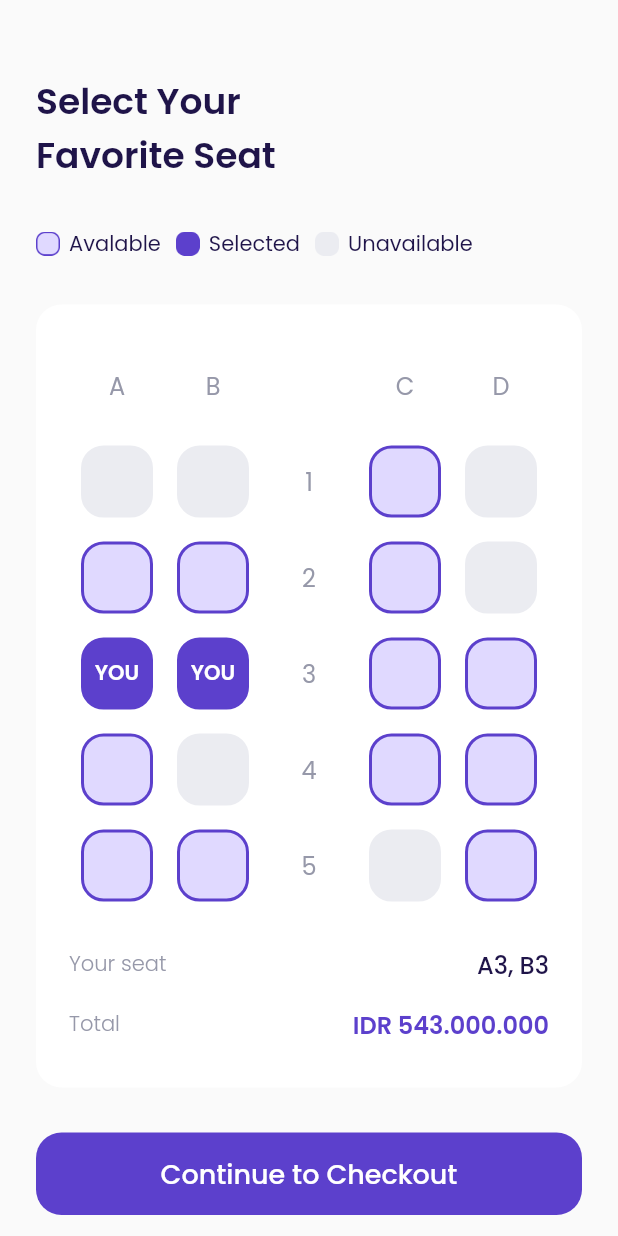
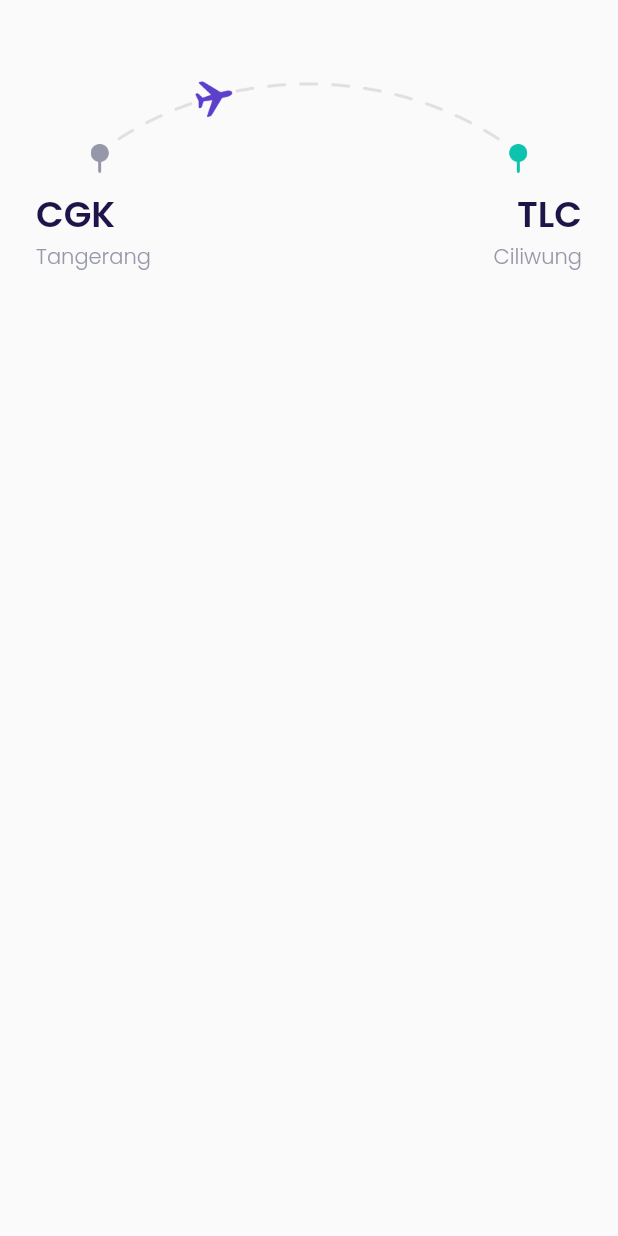
Before and after one commit to gitriant/airplane, a Flutter app: the ChooseSeatPage screen opened directly, after a tap on "Continue to Checkout", on a phone screen of 412 x 824 dp. Run offline on Flutter 3.47's test engine with Material 2 defaults, Android fonts, the phone set to English and light mode, and no system bars; our stand-ins replace google_fonts.

Commit message:
checkout page route

```diff
--- /dev/null
+++ b/lib/ui/pages/checkout_page.dart
@@ -0,0 +1,67 @@
+import 'package:airplane/shared/theme.dart';
+import 'package:flutter/material.dart';
+
+class CheckoutPage extends StatelessWidget {
+  const CheckoutPage({Key? key}) : super(key: key);
+
+  @override
+  Widget build(BuildContext context) {
+    Widget route() {
+      return Container(
+        margin: EdgeInsets.only(top: 50),
+        child: Column(
+          children: [
+            Container(
+              width: 291,
+              height: 65,
+              margin: EdgeInsets.only(bottom: 10),
+              decoration: BoxDecoration(
+                  image: DecorationImage(
+                      image: AssetImage('assets/image_checkout.png'))),
+            ),
+            Row(
+              mainAxisAlignment: MainAxisAlignment.spaceBetween,
+              children: [
+                Column(
+                  crossAxisAlignment: CrossAxisAlignment.start,
+                  children: [
+                    Text(
+                      'CGK',
+                      style: blackTextStyle.copyWith(
+                          fontSize: 24, fontWeight: semiBold),
+                    ),
+                    Text(
+                      'Tangerang',
+                      style: greyTextStyle.copyWith(fontWeight: light),
+                    ),
+                  ],
+                ),
+                Column(
+                  crossAxisAlignment: CrossAxisAlignment.end,
+                  children: [
+                    Text(
+                      'TLC',
+                      style: blackTextStyle.copyWith(
+                          fontSize: 24, fontWeight: semiBold),
+                    ),
+                    Text(
+                      'Ciliwung',
+                      style: greyTextStyle.copyWith(fontWeight: light),
+                    ),
+                  ],
+                )
+              ],
+            )
+          ],
+        ),
+      );
+    }
+
+    return Scaffold(
+      backgroundColor: kBackgroundColor,
+      body: ListView(
+          padding: EdgeInsets.symmetric(horizontal: defaultMargin),
+          children: [route()]),
+    );
+  }
+}
--- a/lib/ui/pages/choose_seat_page.dart
+++ b/lib/ui/pages/choose_seat_page.dart
@@ -1,4 +1,5 @@
 import 'package:airplane/shared/theme.dart';
+import 'package:airplane/ui/pages/checkout_page.dart';
 import 'package:airplane/ui/widgets/custom_button.dart';
 import 'package:airplane/ui/widgets/seat_item.dart';
 import 'package:flutter/material.dart';
@@ -296,7 +297,10 @@ class ChooseSeatPage extends StatelessWidget {
     Widget checkoutButton() {
       return CustomButton(
         title: 'Continue to Checkout',
-        onPressed: () {},
+        onPressed: () {
+          Navigator.push(
+              context, MaterialPageRoute(builder: (context) => CheckoutPage()));
+        },
         margin: EdgeInsets.only(top: 30, bottom: 46),
       );
     }
```
